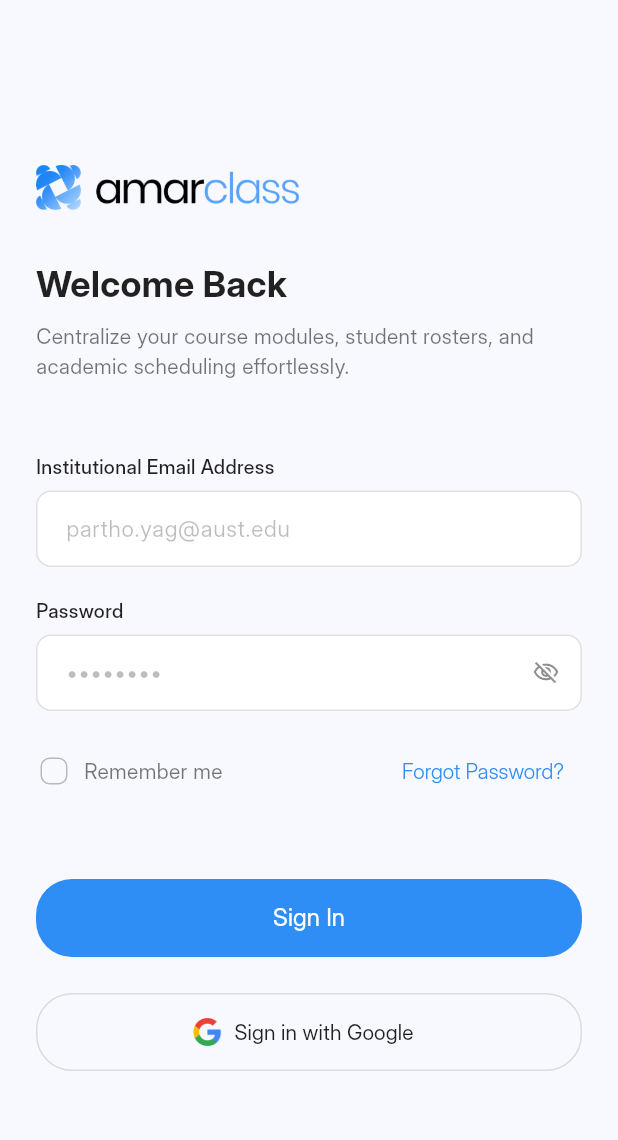
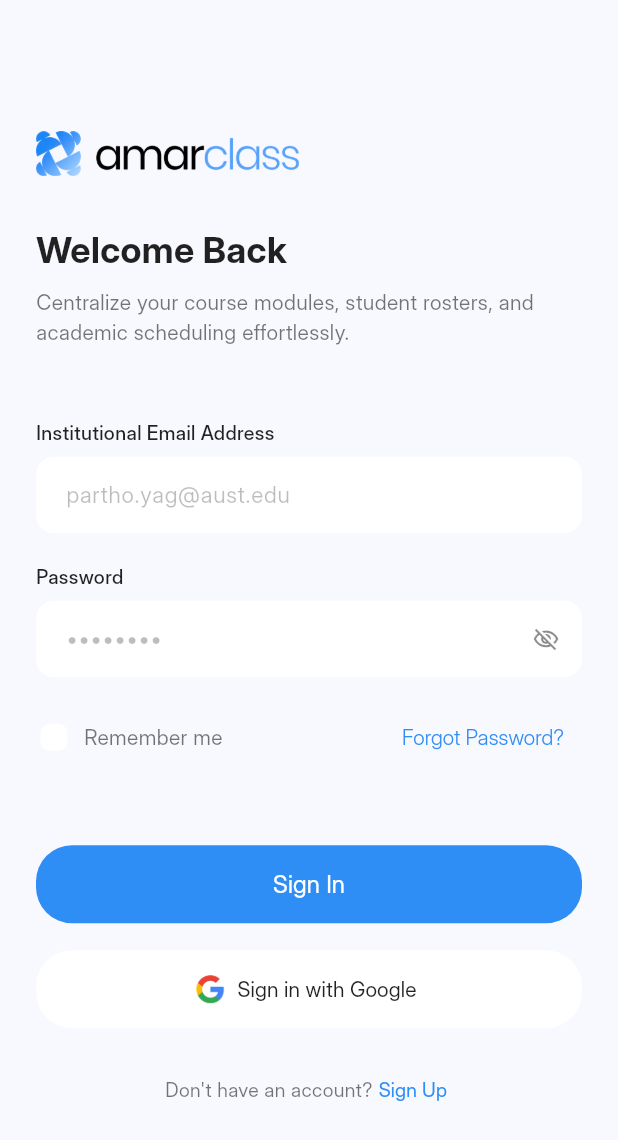
Before and after one commit to rif-x43/AmarClass, a Flutter app: the screen it shows after launch, on a phone screen of 412 x 824 dp. Shown: the top 1140 px of the screen. Run offline on Flutter 3.47's test engine with Material 3 defaults, Android fonts, the phone set to English and light mode, and no system bars; Roboto replaces fonts that are missing (Inter Display).

Commit message:
Update login_screen.dart

```diff
--- a/lib/pages/login_screen.dart
+++ b/lib/pages/login_screen.dart
@@ -15,7 +15,7 @@ class _LoginScreenState extends State<LoginScreen> {
   Widget build(BuildContext context) {
     return Scaffold(
       backgroundColor: const Color(0xFFF8F8FF),
-      resizeToAvoidBottomInset: false, // Prevents overflow when scrolling is removed
+      resizeToAvoidBottomInset: false,
       body: SafeArea(
         child: Padding(
           padding: const EdgeInsets.symmetric(horizontal: 24.0),
@@ -28,7 +28,6 @@ class _LoginScreenState extends State<LoginScreen> {
                 height: 30,
               ),
               const SizedBox(height: 32),
-
               const Text(
                 'Welcome Back',
                 style: TextStyle(
@@ -48,13 +47,11 @@ class _LoginScreenState extends State<LoginScreen> {
                 ),
               ),
               const SizedBox(height: 48),
-
               const _CustomTextField(
                 label: 'Institutional Email Address',
                 hint: 'partho.yag@aust.edu',
               ),
               const SizedBox(height: 20),
-
               _CustomTextField(
                 label: 'Password',
                 hint: '••••••••',
@@ -75,7 +72,6 @@ class _LoginScreenState extends State<LoginScreen> {
                 ),
               ),
               const SizedBox(height: 16),
-
               Row(
                 mainAxisAlignment: MainAxisAlignment.spaceBetween,
                 children: [
@@ -92,7 +88,13 @@ class _LoginScreenState extends State<LoginScreen> {
                             });
                           },
                           activeColor: const Color(0xFF2F8DF6),
-                          side: const BorderSide(color: Colors.black26),
+                          side: BorderSide.none,
+                          fillColor: WidgetStateProperty.resolveWith((states) {
+                            if (states.contains(WidgetState.selected)) {
+                              return const Color(0xFF2F8DF6);
+                            }
+                            return Colors.white;
+                          }),
                           shape: RoundedRectangleBorder(
                             borderRadius: BorderRadius.circular(6),
                           ),
@@ -127,14 +129,12 @@ class _LoginScreenState extends State<LoginScreen> {
                 ],
               ),
               const SizedBox(height: 48),
-
               SizedBox(
                 width: double.infinity,
                 height: 52,
-                child: ElevatedButton(
-                  style: ElevatedButton.styleFrom(
+                child: TextButton(
+                  style: TextButton.styleFrom(
                     backgroundColor: const Color(0xFF2F8DF6),
-                    elevation: 0,
                     splashFactory: NoSplash.splashFactory,
                     shape: RoundedRectangleBorder(
                       borderRadius: BorderRadius.circular(24),
@@ -152,17 +152,14 @@ class _LoginScreenState extends State<LoginScreen> {
                   ),
                 ),
               ),
-              const SizedBox(height: 24),
-
+              const SizedBox(height: 18),
               SizedBox(
                 width: double.infinity,
                 height: 52,
-                child: OutlinedButton.icon(
-                  style: OutlinedButton.styleFrom(
-                    backgroundColor: Colors.transparent,
-                    elevation: 0,
+                child: TextButton.icon(
+                  style: TextButton.styleFrom(
+                    backgroundColor: Colors.white,
                     splashFactory: NoSplash.splashFactory,
-                    side: const BorderSide(color: Colors.black12),
                     shape: RoundedRectangleBorder(
                       borderRadius: BorderRadius.circular(24),
                     ),
@@ -182,6 +179,40 @@ class _LoginScreenState extends State<LoginScreen> {
                   ),
                   onPressed: () {},
                 ),
+              ),
+              const SizedBox(height: 32),
+
+              // Updated Sign Up Row
+              Row(
+                mainAxisAlignment: MainAxisAlignment.center,
+                children: [
+                  const Text(
+                    "Don't have an account?",
+                    style: TextStyle(
+                      color: Colors.black54,
+                      fontFamily: 'Inter Display',
+                      fontSize: 13,
+                    ),
+                  ),
+                  TextButton(
+                    style: TextButton.styleFrom(
+                      splashFactory: NoSplash.splashFactory,
+                      padding: const EdgeInsets.symmetric(horizontal: 4.0),
+                      minimumSize: Size.zero,
+                      tapTargetSize: MaterialTapTargetSize.shrinkWrap,
+                    ),
+                    onPressed: () {},
+                    child: const Text(
+                      'Sign Up',
+                      style: TextStyle(
+                        color: Color(0xFF2F8DF6),
+                        fontFamily: 'Inter Display',
+                        fontSize: 13,
+                        fontWeight: FontWeight.normal,
+                      ),
+                    ),
+                  ),
+                ],
               ),
             ],
           ),
@@ -233,13 +264,13 @@ class _CustomTextField extends StatelessWidget {
               horizontal: 16,
               vertical: 14,
             ),
-            enabledBorder: OutlineInputBorder(
-              borderRadius: BorderRadius.circular(10),
-              borderSide: const BorderSide(color: Colors.black12),
+            border: OutlineInputBorder(
+              borderRadius: BorderRadius.circular(12),
+              borderSide: BorderSide.none,
             ),
             focusedBorder: OutlineInputBorder(
-              borderRadius: BorderRadius.circular(10),
-              borderSide: const BorderSide(color: Color(0xFF2F8DF6)),
+              borderRadius: BorderRadius.circular(12),
+              borderSide: const BorderSide(color: Color(0xFF2F8DF6), width: 0.2),
             ),
           ),
         ),
```
